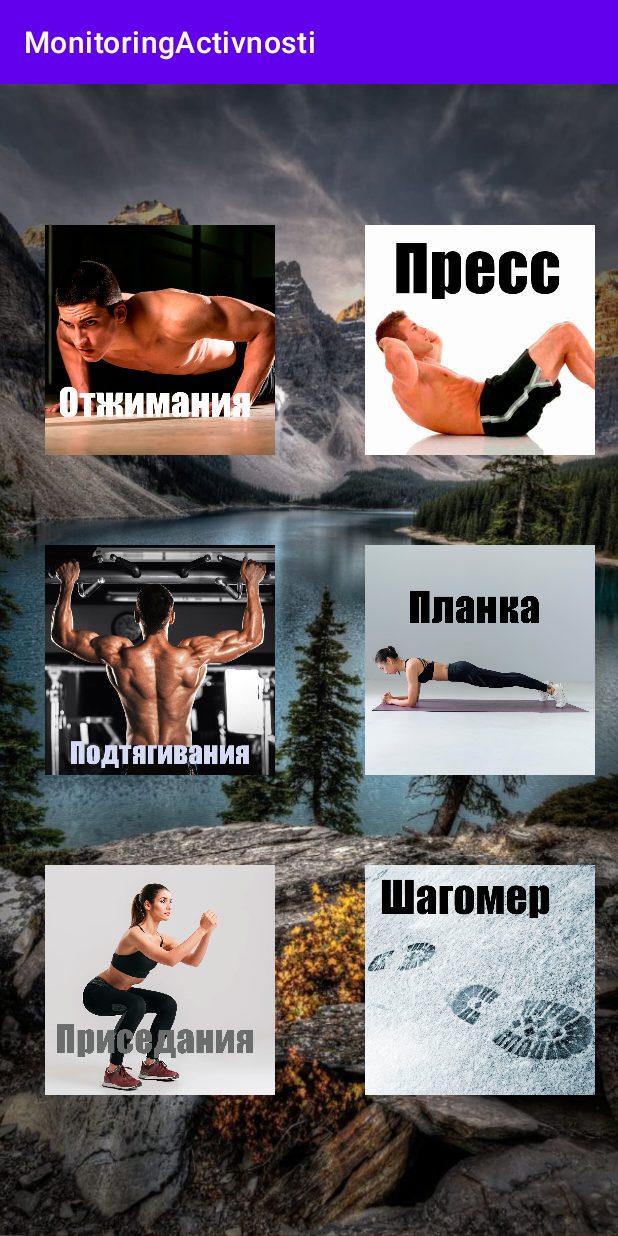
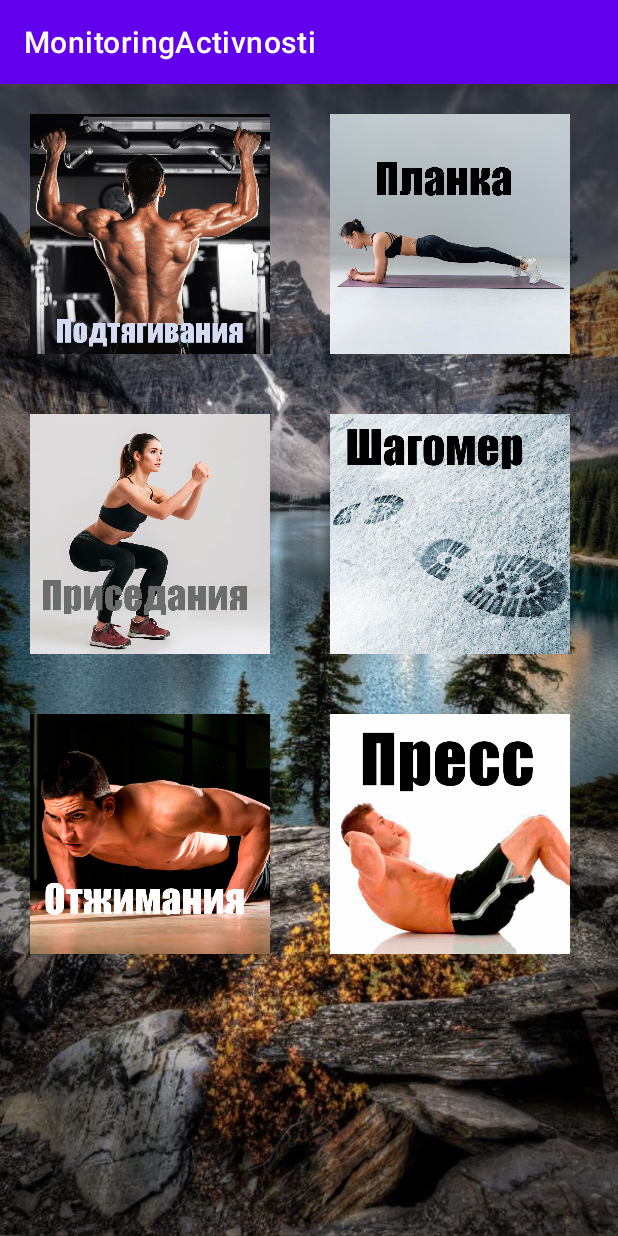
Before and after one commit to Ilia2y/monitorig_activnosti, an Android app: the screen it shows after launch (MainActivity), on a phone screen of 412 x 824 dp. Run offline under Robolectric (Android 15) with nearby library versions, the phone set to English and light mode, and no system bars.

Commit message:
prisedaniya

```diff
--- a/app/src/main/java/com/example/monitoringactivnosti/MainActivity.java
+++ b/app/src/main/java/com/example/monitoringactivnosti/MainActivity.java
@@ -12,6 +12,8 @@ public class MainActivity extends AppCompatActivity {
 
     ImageButton podtagivaniya_button, otgimaniya_button, press_button, planka_button, prisedaniya_button, chagomer_button;
 
+    public static int massa = 60;
+
     @Override
     protected void onCreate(Bundle savedInstanceState) {
         super.onCreate(savedInstanceState);
@@ -19,16 +21,16 @@ public class MainActivity extends AppCompatActivity {
     }
     protected void onResume() {
         super.onResume();
-        podtagivaniya_button =  findViewById(R.id.podtagivaniya_button);
-
-        podtagivaniya_button.setOnClickListener(new View.OnClickListener() {
-            @Override
-            public void onClick(View v) {
-                Intent podtagivaniya = new Intent(getApplicationContext(), podtagivaniya.class);
-                podtagivaniya.addFlags(Intent.FLAG_ACTIVITY_CLEAR_TOP | Intent.FLAG_ACTIVITY_SINGLE_TOP);
-                startActivity(podtagivaniya);
-            }
-        });
+//        podtagivaniya_button =  findViewById(R.id.podtagivaniya_button);
+//
+//        podtagivaniya_button.setOnClickListener(new View.OnClickListener() {
+//            @Override
+//            public void onClick(View v) {
+//                Intent podtagivaniya = new Intent(getApplicationContext(), podtagivaniya.class);
+//                podtagivaniya.addFlags(Intent.FLAG_ACTIVITY_CLEAR_TOP | Intent.FLAG_ACTIVITY_SINGLE_TOP);
+//                startActivity(podtagivaniya);
+//            }
+//        });
 
         otgimaniya_button = findViewById(R.id.otgimaniya_button);
 
--- a/app/src/main/res/layout/activity_main.xml
+++ b/app/src/main/res/layout/activity_main.xml
@@ -6,41 +6,133 @@
     android:layout_height="match_parent">
 
     <ImageView
+        android:id="@+id/imageView"
         android:layout_width="750dp"
         android:layout_height="0dp"
+        android:src="@drawable/main"
+        app:layout_constraintBottom_toBottomOf="parent"
+        app:layout_constraintEnd_toEndOf="parent"
+        app:layout_constraintStart_toStartOf="parent"
+        app:layout_constraintTop_toTopOf="parent" />
+
+    <ScrollView
+        android:layout_width="match_parent"
+        android:layout_height="match_parent"
         app:layout_constraintBottom_toBottomOf="parent"
         app:layout_constraintEnd_toEndOf="parent"
         app:layout_constraintStart_toStartOf="parent"
         app:layout_constraintTop_toTopOf="parent"
-        android:src="@drawable/main" />
+        app:layout_constraintVertical_bias="0.75">
 
-    <TableLayout
-        android:layout_width="wrap_content"
-        android:layout_height="wrap_content"
-        app:layout_constraintBottom_toBottomOf="parent"
-        app:layout_constraintEnd_toEndOf="parent"
-        app:layout_constraintStart_toStartOf="parent"
-        app:layout_constraintTop_toTopOf="parent">
+        <LinearLayout
+            android:layout_width="match_parent"
+            android:layout_height="match_parent"
+            android:orientation="vertical">
 
             <TableRow
                 android:layout_width="match_parent"
-            android:layout_height="wrap_content">
+                android:layout_height="match_parent">
+
+                <ImageButton
+                    android:id="@+id/podtagivaniya_button"
+                    android:layout_width="160dp"
+                    android:layout_height="160dp"
+                    android:layout_marginStart="20dp"
+                    android:layout_marginLeft="20dp"
+                    android:layout_marginTop="20dp"
+                    android:layout_marginEnd="20dp"
+                    android:layout_marginRight="20dp"
+                    android:layout_marginBottom="20dp"
+                    android:paddingLeft="0dp"
+                    android:paddingTop="0dp"
+                    android:paddingRight="0dp"
+                    android:paddingBottom="0dp"
+                    android:scaleType="fitEnd"
+                    app:srcCompat="@drawable/podtagivaniya_icon"
+                    tools:ignore="SpeakableTextPresentCheck" />
+
+                <ImageButton
+                    android:id="@+id/planka_button"
+                    android:layout_width="160dp"
+                    android:layout_height="160dp"
+                    android:layout_marginStart="20dp"
+                    android:layout_marginLeft="20dp"
+                    android:layout_marginTop="20dp"
+                    android:layout_marginEnd="20dp"
+                    android:layout_marginRight="20dp"
+                    android:layout_marginBottom="20dp"
+                    android:padding="0dp"
+                    android:paddingLeft="0dp"
+                    android:paddingTop="0dp"
+                    android:paddingRight="0dp"
+                    android:paddingBottom="0dp"
+                    android:scaleType="fitEnd"
+                    app:srcCompat="@drawable/planka_icon"
+                    tools:ignore="SpeakableTextPresentCheck" />
+            </TableRow>
+
+            <TableRow
+                android:layout_width="match_parent"
+                android:layout_height="match_parent">
+
+                <ImageButton
+                    android:id="@+id/prisedaniya_button"
+                    android:layout_width="160dp"
+                    android:layout_height="160dp"
+                    android:layout_marginStart="20dp"
+                    android:layout_marginLeft="20dp"
+                    android:layout_marginTop="20dp"
+                    android:layout_marginEnd="20dp"
+                    android:layout_marginRight="20dp"
+                    android:layout_marginBottom="20dp"
+                    android:padding="0dp"
+                    android:paddingLeft="0dp"
+                    android:paddingTop="0dp"
+                    android:paddingRight="0dp"
+                    android:paddingBottom="0dp"
+                    android:scaleType="fitStart"
+                    app:srcCompat="@drawable/prisedaniya_icon"
+                    tools:ignore="SpeakableTextPresentCheck" />
+
+                <ImageButton
+                    android:id="@+id/chagomer_button"
+                    android:layout_width="160dp"
+                    android:layout_height="160dp"
+                    android:layout_marginStart="20dp"
+                    android:layout_marginLeft="20dp"
+                    android:layout_marginTop="20dp"
+                    android:layout_marginEnd="20dp"
+                    android:layout_marginRight="20dp"
+                    android:layout_marginBottom="20dp"
+                    android:padding="0dp"
+                    android:paddingLeft="0dp"
+                    android:paddingTop="0dp"
+                    android:paddingRight="0dp"
+                    android:paddingBottom="0dp"
+                    android:scaleType="fitEnd"
+                    android:src="@drawable/chagomer_icon"
+                    tools:ignore="SpeakableTextPresentCheck" />
+            </TableRow>
+
+            <TableRow
+                android:layout_width="match_parent"
+                android:layout_height="match_parent">
 
                 <ImageButton
                     android:id="@+id/otgimaniya_button"
                     android:layout_width="160dp"
                     android:layout_height="160dp"
-                android:layout_marginStart="40px"
-                android:layout_marginLeft="40px"
-                android:layout_marginTop="40px"
-                android:layout_marginEnd="40px"
-                android:layout_marginRight="40px"
-                android:layout_marginBottom="40px"
-                android:padding="5px"
-                android:paddingLeft="5px"
-                android:paddingTop="5px"
-                android:paddingRight="5px"
-                android:paddingBottom="5px"
+                    android:layout_marginStart="20dp"
+                    android:layout_marginLeft="20dp"
+                    android:layout_marginTop="20dp"
+                    android:layout_marginEnd="20dp"
+                    android:layout_marginRight="20dp"
+                    android:layout_marginBottom="20dp"
+                    android:padding="0dp"
+                    android:paddingLeft="0dp"
+                    android:paddingTop="0dp"
+                    android:paddingRight="0dp"
+                    android:paddingBottom="0dp"
                     android:scaleType="fitEnd"
                     app:srcCompat="@drawable/otgimaniya_icon"
                     tools:ignore="SpeakableTextPresentCheck" />
@@ -49,111 +141,23 @@
                     android:id="@+id/press_button"
                     android:layout_width="160dp"
                     android:layout_height="160dp"
-                android:layout_marginStart="40px"
-                android:layout_marginLeft="40px"
-                android:layout_marginTop="40px"
-                android:layout_marginEnd="40px"
-                android:layout_marginRight="40px"
-                android:layout_marginBottom="40px"
-                android:padding="5px"
-                android:paddingLeft="5px"
-                android:paddingTop="5px"
-                android:paddingRight="5px"
-                android:paddingBottom="5px"
+                    android:layout_marginStart="20dp"
+                    android:layout_marginLeft="20dp"
+                    android:layout_marginTop="20dp"
+                    android:layout_marginEnd="20dp"
+                    android:layout_marginRight="20dp"
+                    android:layout_marginBottom="20dp"
+                    android:padding="0dp"
+                    android:paddingLeft="0dp"
+                    android:paddingTop="0dp"
+                    android:paddingRight="0dp"
+                    android:paddingBottom="0dp"
                     android:scaleType="fitStart"
                     app:srcCompat="@drawable/press_icon"
                     tools:ignore="SpeakableTextPresentCheck" />
-
             </TableRow>
 
-        <TableRow
-            android:layout_width="match_parent"
-            android:layout_height="wrap_content">
-
-            <ImageButton
-                android:id="@+id/podtagivaniya_button"
-                android:layout_width="160dp"
-                android:layout_height="160dp"
-                android:layout_marginStart="40px"
-                android:layout_marginLeft="40px"
-                android:layout_marginTop="40px"
-                android:layout_marginEnd="40px"
-                android:layout_marginRight="40px"
-                android:layout_marginBottom="40px"
-                android:paddingLeft="5px"
-                android:paddingTop="5px"
-                android:paddingRight="5px"
-                android:paddingBottom="5px"
-                android:scaleType="fitEnd"
-                app:srcCompat="@drawable/podtagivaniya_icon"
-                tools:ignore="SpeakableTextPresentCheck" />
-
-            <ImageButton
-                android:id="@+id/planka_button"
-                android:layout_width="160dp"
-                android:layout_height="160dp"
-                android:layout_marginStart="40px"
-                android:layout_marginLeft="40px"
-                android:layout_marginTop="40px"
-                android:layout_marginEnd="40px"
-                android:layout_marginRight="40px"
-                android:layout_marginBottom="40px"
-                android:padding="5px"
-                android:paddingLeft="5px"
-                android:paddingTop="5px"
-                android:paddingRight="5px"
-                android:paddingBottom="5px"
-                android:scaleType="fitEnd"
-                app:srcCompat="@drawable/planka_icon"
-                tools:ignore="SpeakableTextPresentCheck" />
-        </TableRow>
-
-        <TableRow
-            android:layout_width="match_parent"
-            android:layout_height="wrap_content">
-
-            <ImageButton
-                android:id="@+id/prisedaniya_button"
-                android:layout_width="160dp"
-                android:layout_height="160dp"
-                android:layout_marginStart="40px"
-                android:layout_marginLeft="40px"
-                android:layout_marginTop="40px"
-                android:layout_marginEnd="40px"
-                android:layout_marginRight="40px"
-                android:layout_marginBottom="40px"
-                android:padding="5px"
-                android:paddingLeft="5px"
-                android:paddingTop="5px"
-                android:paddingRight="5px"
-                android:paddingBottom="5px"
-                android:scaleType="fitStart"
-                app:srcCompat="@drawable/prisedaniya_icon"
-                tools:ignore="SpeakableTextPresentCheck" />
-
-            <ImageButton
-                android:id="@+id/chagomer_button"
-                android:layout_width="160dp"
-                android:layout_height="160dp"
-                android:layout_marginStart="40px"
-                android:layout_marginLeft="40px"
-                android:layout_marginTop="40px"
-                android:layout_marginEnd="40px"
-                android:layout_marginRight="40px"
-                android:layout_marginBottom="40px"
-                android:padding="5px"
-                android:paddingLeft="5px"
-                android:paddingTop="5px"
-                android:paddingRight="5px"
-                android:paddingBottom="5px"
-                android:scaleType="fitEnd"
-                android:src="@drawable/chagomer_icon"
-                tools:ignore="SpeakableTextPresentCheck" />
-        </TableRow>
-
-        <TableRow
-            android:layout_width="match_parent"
-            android:layout_height="match_parent" />
-    </TableLayout>
+        </LinearLayout>
+    </ScrollView>
 
 </androidx.constraintlayout.widget.ConstraintLayout>
--- a/build.gradle
+++ b/build.gradle
@@ -1,5 +1,5 @@
 // Top-level build file where you can add configuration options common to all sub-projects/modules.
 plugins {
-    id 'com.android.application' version '7.3.1' apply false
-    id 'com.android.library' version '7.3.1' apply false
+    id 'com.android.application' version '7.4.2' apply false
+    id 'com.android.library' version '7.4.2' apply false
 }
```
Also changed, not shown: app/src/main/java/com/example/monitoringactivnosti/otgimaniya.java (+10 -1 lines), app/src/main/java/com/example/monitoringactivnosti/prisedaniya.java (+7 -1 lines), app/src/main/res/layout/otgimaniya.xml (+34 -19 lines), gradle/wrapper/gradle-wrapper.properties. Lines whose indentation alone changed are shown as unchanged.
